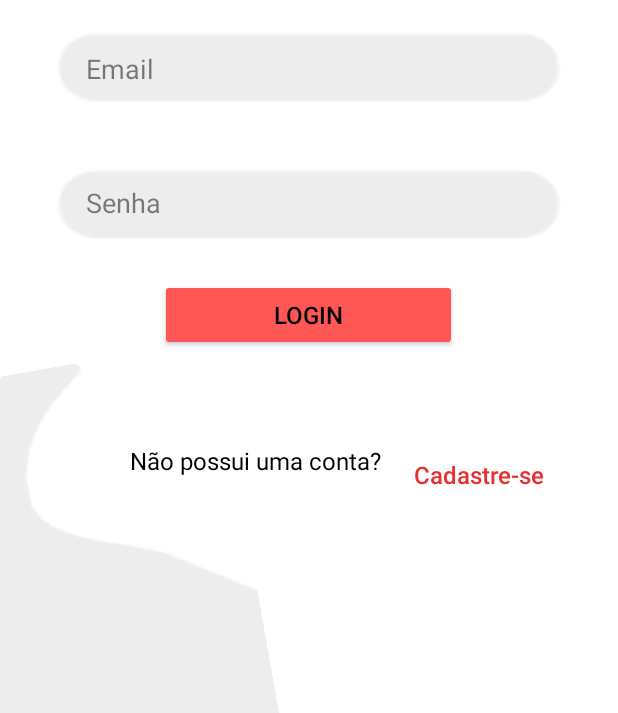
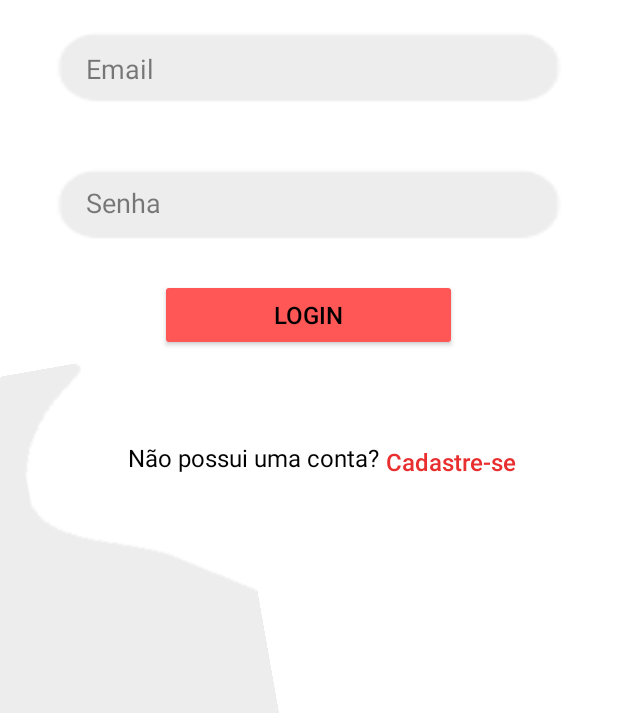
Before and after one commit to viniciusmartins1/meguie, an Android app: the screen it shows after launch (MainActivity), on a phone screen of 412 x 824 dp, the part 523-1236 px from its top. Run offline under Robolectric (Android 15) with nearby library versions, the phone set to English and light mode, and no system bars.

Commit message:
Atualização do botão

```diff
--- a/app/src/main/res/layout/activity_main.xml
+++ b/app/src/main/res/layout/activity_main.xml
@@ -93,12 +93,12 @@
 
     <TextView
         android:id="@+id/textView2"
-        android:layout_width="377dp"
-        android:layout_height="63dp"
-        android:layout_marginStart="29dp"
-        android:layout_marginTop="598dp"
-        android:layout_marginEnd="5dp"
-        android:layout_marginBottom="70dp"
+        android:layout_width="270dp"
+        android:layout_height="30dp"
+        android:layout_marginStart="81dp"
+        android:layout_marginTop="596dp"
+        android:layout_marginEnd="60dp"
+        android:layout_marginBottom="105dp"
         android:text="Não possui uma conta?                        "
         android:textAlignment="center"
         android:textColor="#000000"
@@ -186,10 +186,10 @@
         android:id="@+id/btnTrocar"
         android:layout_width="wrap_content"
         android:layout_height="wrap_content"
-        android:layout_marginStart="8dp"
-        android:layout_marginTop="8dp"
-        android:layout_marginEnd="8dp"
-        android:layout_marginBottom="8dp"
+        android:layout_marginStart="255dp"
+        android:layout_marginTop="586dp"
+        android:layout_marginEnd="68dp"
+        android:layout_marginBottom="97dp"
         android:background="@null"
         android:text="Cadastre-se"
         android:textAllCaps="false"
@@ -197,10 +197,7 @@
         android:textSize="16sp"
         app:layout_constraintBottom_toBottomOf="parent"
         app:layout_constraintEnd_toEndOf="parent"
-        app:layout_constraintHorizontal_bias="0.866"
         app:layout_constraintStart_toStartOf="parent"
-        app:layout_constraintTop_toTopOf="parent"
-        app:layout_constraintVertical_bias="0.833"
-        tools:ignore="MissingConstraints" />
+        app:layout_constraintTop_toTopOf="parent" />
 
 </androidx.constraintlayout.widget.ConstraintLayout>
```
